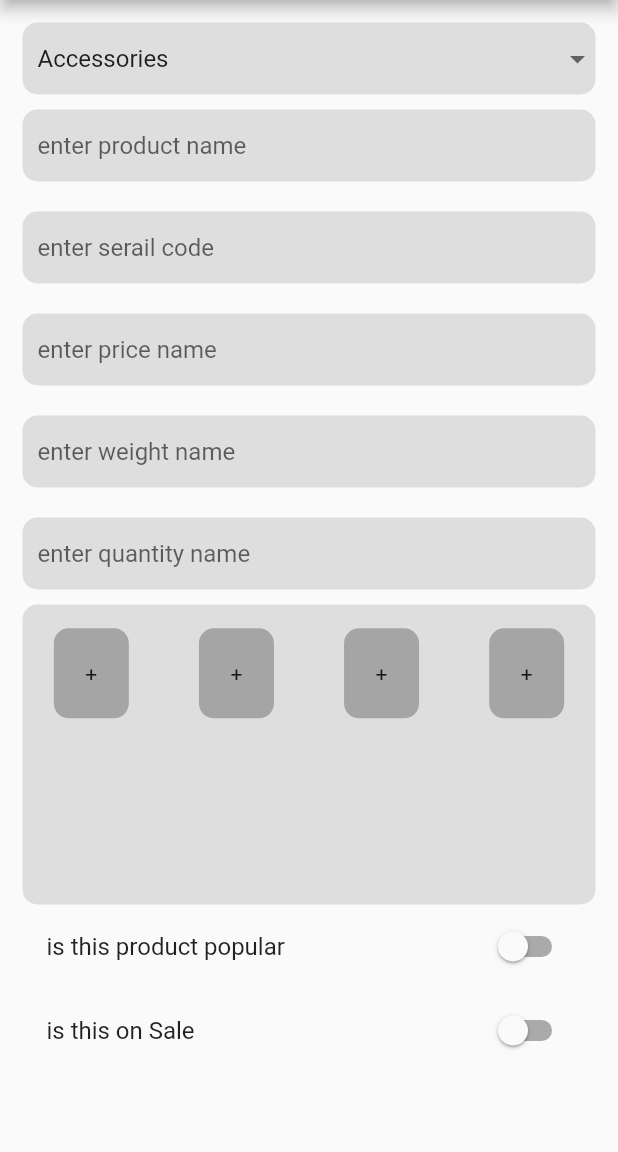
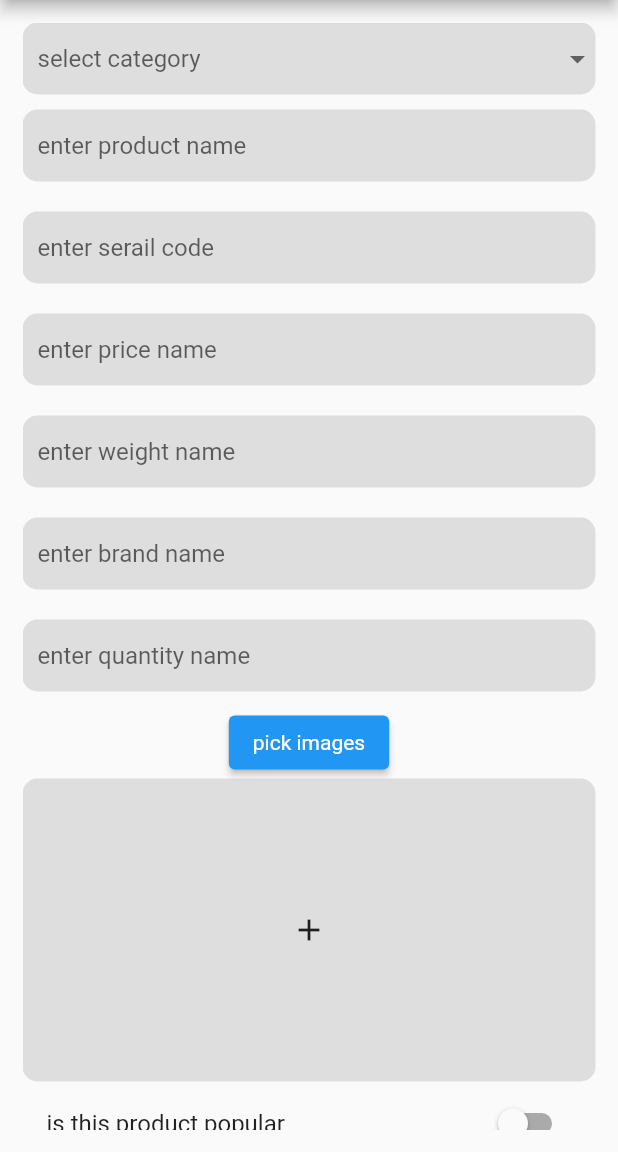
Before and after one commit to aliemranjazib-zz/shopbiz, a Flutter app: the AddProductPage screen opened by its route, on a phone screen of 412 x 824 dp, the part 84-1236 px from its top. Run offline on Flutter 3.47's test engine with Material 2 defaults, Android fonts, the phone set to English and light mode, and no system bars; our stand-ins replace cached_network_image, carousel_slider, cloud_firestore, firebase_auth, firebase_core, firebase_storage and 2 more; missing offline and left inert: multi_image_picker; accounts and stored records are empty.

Commit message:
product data added to firebase

```diff
--- a/lib/adminscreens/addproduct.dart
+++ b/lib/adminscreens/addproduct.dart
@@ -1,7 +1,13 @@
+import 'package:cloud_firestore/cloud_firestore.dart';
+import 'package:firebase_storage/firebase_storage.dart';
 import 'package:flutter/cupertino.dart';
 import 'package:flutter/material.dart';
+import 'package:multi_image_picker/multi_image_picker.dart';
 import 'package:shopbiz/models/categories.dart';
+import 'package:shopbiz/models/productmodel.dart';
+import 'package:shopbiz/utils/custom_colors.dart';
 import 'package:shopbiz/utils/decoration.dart';
+import 'package:shopbiz/utils/textstyles.dart';
 import 'package:shopbiz/widgets/app_drawer.dart';
 
 class AddProductPage extends StatefulWidget {
@@ -17,12 +23,36 @@ class _AddProductPageState extends State<AddProductPage> {
   var serialCode = TextEditingController();
   var priceC = TextEditingController();
   var weightC = TextEditingController();
+  var brandC = TextEditingController();
+
   var quantityC = TextEditingController();
   var onSaleC = TextEditingController();
   var popularC = TextEditingController();
   var discountC = TextEditingController();
   bool isSale = false;
   bool isPopular = false;
+  final _key = GlobalKey<FormState>();
+  List<Asset> images = <Asset>[];
+  List<String> imageUrls = <String>[];
+
+  save() async {
+    bool isValidate = _key.currentState.validate();
+    if (isValidate) {
+      await uploadImages();
+      ProductModel().addProduct(ProductModel(
+        category: categoryC.text,
+        productName: productNameC.text,
+        serialCode: serialCode.text,
+        price: int.parse(priceC.text),
+        weight: double.parse(weightC.text),
+        brandName: brandC.text,
+        quantity: int.parse(quantityC.text),
+        imagesUrl: imageUrls,
+        isOnSale: isSale,
+        isPopular: isPopular,
+      ));
+    }
+  }
 
   @override
   Widget build(BuildContext context) {
@@ -34,11 +64,22 @@ class _AddProductPageState extends State<AddProductPage> {
       body: Padding(
         padding: const EdgeInsets.all(15.0),
         child: Form(
+            key: _key,
             child: ListView(
               children: [
                 Container(
                   decoration: decoration(),
                   child: DropdownButtonFormField(
+                      validator: (String v) {
+                        if (v.isEmpty) {
+                          return 'should not be empty';
+                        }
+                        return null;
+                      },
+                      hint: Padding(
+                        padding: const EdgeInsets.symmetric(horizontal: 10),
+                        child: Text('select category'),
+                      ),
                       decoration: InputDecoration(
                         border: InputBorder.none,
                       ),
@@ -48,12 +89,13 @@ class _AddProductPageState extends State<AddProductPage> {
                           print(categoryC.text);
                         });
                       },
-                  value: categories[0].name,
+                      // value: categories[0].name,
                       items: categories
                           .map((e) => DropdownMenuItem(
                               value: e.name,
                               child: Padding(
-                            padding: const EdgeInsets.symmetric(horizontal: 10),
+                                padding:
+                                    const EdgeInsets.symmetric(horizontal: 10),
                                 child: Text(
                                   e.name,
                                 ),
@@ -61,6 +103,12 @@ class _AddProductPageState extends State<AddProductPage> {
                           .toList()),
                 ),
                 EditField(
+                  validator: (String v) {
+                    if (v.isEmpty) {
+                      return 'should not be empty';
+                    }
+                    return null;
+                  },
                   controller: productNameC,
                   hint: 'enter product name',
                   onsubmit: (value) {
@@ -70,6 +118,12 @@ class _AddProductPageState extends State<AddProductPage> {
                   },
                 ),
                 EditField(
+                  validator: (String v) {
+                    if (v.isEmpty) {
+                      return 'should not be empty';
+                    }
+                    return null;
+                  },
                   controller: serialCode,
                   hint: 'enter serail code',
                   onsubmit: (value) {
@@ -79,6 +133,12 @@ class _AddProductPageState extends State<AddProductPage> {
                   },
                 ),
                 EditField(
+                  validator: (String v) {
+                    if (v.isEmpty) {
+                      return 'should not be empty';
+                    }
+                    return null;
+                  },
                   controller: priceC,
                   hint: 'enter price name',
                   onsubmit: (value) {
@@ -88,6 +148,12 @@ class _AddProductPageState extends State<AddProductPage> {
                   },
                 ),
                 EditField(
+                  validator: (String v) {
+                    if (v.isEmpty) {
+                      return 'should not be empty';
+                    }
+                    return null;
+                  },
                   controller: weightC,
                   hint: 'enter weight name',
                   onsubmit: (value) {
@@ -97,6 +163,27 @@ class _AddProductPageState extends State<AddProductPage> {
                   },
                 ),
                 EditField(
+                  validator: (String v) {
+                    if (v.isEmpty) {
+                      return 'should not be empty';
+                    }
+                    return null;
+                  },
+                  controller: brandC,
+                  hint: 'enter brand name',
+                  onsubmit: (value) {
+                    setState(() {
+                      brandC.text = value;
+                    });
+                  },
+                ),
+                EditField(
+                  validator: (String v) {
+                    if (v.isEmpty) {
+                      return 'should not be empty';
+                    }
+                    return null;
+                  },
                   controller: quantityC,
                   hint: 'enter quantity name',
                   onsubmit: (value) {
@@ -106,48 +193,15 @@ class _AddProductPageState extends State<AddProductPage> {
                   },
                 ),
                 Container(
-              height: 200,
-              decoration: decoration(),
-              child: GridView(
-                gridDelegate: SliverGridDelegateWithFixedCrossAxisCount(
-                    crossAxisSpacing: 5, mainAxisSpacing: 5, crossAxisCount: 4),
+                  height: 250,
+                  child: Column(
                     children: [
-                  Center(
-                      child: Container(
-                          height: 60,
-                          width: 50,
-                          decoration: BoxDecoration(
-                            borderRadius: BorderRadius.circular(10),
-                            color: Colors.black26,
-                          ),
-                          child: Center(child: Text("+")))),
-                  Center(
-                      child: Container(
-                          height: 60,
-                          width: 50,
-                          decoration: BoxDecoration(
-                            borderRadius: BorderRadius.circular(10),
-                            color: Colors.black26,
-                          ),
-                          child: Center(child: Text("+")))),
-                  Center(
-                      child: Container(
-                          height: 60,
-                          width: 50,
-                          decoration: BoxDecoration(
-                            borderRadius: BorderRadius.circular(10),
-                            color: Colors.black26,
-                          ),
-                          child: Center(child: Text("+")))),
-                  Center(
-                      child: Container(
-                          height: 60,
-                          width: 50,
-                          decoration: BoxDecoration(
-                            borderRadius: BorderRadius.circular(10),
-                            color: Colors.black26,
-                          ),
-                          child: Center(child: Text("+")))),
+                      ElevatedButton(
+                          onPressed: () {
+                            loadAsset();
+                          },
+                          child: Text('pick images')),
+                      Expanded(child: buildGrdiView())
                     ],
                   ),
                 ),
@@ -167,18 +221,101 @@ class _AddProductPageState extends State<AddProductPage> {
                         isSale = v;
                       });
                     }),
+                MaterialButton(
+                  shape: StadiumBorder(),
+                  onPressed: () {
+                    save();
+                  },
+                  child: Padding(
+                    padding: const EdgeInsets.all(8.0),
+                    child: Text(
+                      'upload product',
+                      style: heading1,
+                    ),
+                  ),
+                  color: primarycolor,
+                ),
               ],
             )),
       ),
     );
+  }
+
+  loadAsset() async {
+    List<Asset> resultImages = <Asset>[];
+    String error = "something went wrong";
+    try {
+      resultImages = await MultiImagePicker.pickImages(
+        maxImages: 10,
+        enableCamera: true,
+        selectedAssets: images,
+      );
+      setState(() {
+        images = resultImages;
+      });
+    } catch (e) {
+      error = e.toString();
+      print(error);
+    }
+  }
+
+  Future postImages(Asset imagefile) async {
+    String filename = DateTime.now().millisecondsSinceEpoch.toString();
+    FirebaseStorage db = FirebaseStorage.instance;
+    await db
+        .ref()
+        .child("images")
+        .child(filename)
+        .putData((await imagefile.getByteData()).buffer.asUint8List());
+
+    return db.ref().child("images").child(filename).getDownloadURL();
+  }
+
+  uploadImages() async {
+    for (var image in images) {
+      await postImages(image).then((downloadUrl) {
+        imageUrls.add(downloadUrl.toString());
+      }).catchError((e) {
+        print(e.toString());
+      });
+    }
+  }
+
+  Widget buildGrdiView() {
+    return Container(
+        width: double.infinity,
+        decoration: decoration(),
+        child: images.length == 0
+            ? IconButton(
+                onPressed: () {},
+                icon: Icon(Icons.add),
+              )
+            : GridView.count(
+                crossAxisCount: 3,
+                children: List.generate(images.length, (index) {
+                  Asset asset = images[index];
+                  return Padding(
+                    padding: const EdgeInsets.all(8.0),
+                    child: Card(
+                        child:
+                            AssetThumb(asset: asset, width: 150, height: 150)),
+                  );
+                }),
+              ));
   }
 }
 
 class EditField extends StatelessWidget {
   String hint;
   Function onsubmit;
+  Function validator;
   TextEditingController controller;
-  EditField({this.hint, this.onsubmit, this.controller});
+  EditField({
+    this.hint,
+    this.onsubmit,
+    this.controller,
+    this.validator,
+  });
   @override
   Widget build(BuildContext context) {
     return Padding(
@@ -188,6 +325,7 @@ class EditField extends StatelessWidget {
           child: Padding(
             padding: const EdgeInsets.symmetric(horizontal: 10),
             child: TextFormField(
+              validator: validator,
               controller: controller,
               onFieldSubmitted: onsubmit,
               decoration: InputDecoration(
--- a/lib/main.dart
+++ b/lib/main.dart
@@ -27,7 +27,7 @@ class MyApp extends StatelessWidget {
         primaryColor: primarycolor,
         fontFamily: 'roboto-regular',
       ),
-      home: SplashInitPage(),
+      home: AddProductPage(),
       routes: {
         SplashPage.id: (context) => SplashPage(),
         LoginPage.id: (context) => LoginPage(),
--- /dev/null
+++ b/lib/models/productmodel.dart
@@ -0,0 +1,64 @@
+import 'package:cloud_firestore/cloud_firestore.dart';
+import 'package:firebase_core/firebase_core.dart';
+
+class ProductModel {
+  String category;
+  String productName;
+  String serialCode;
+  int price;
+  double weight;
+  String brandName;
+  int quantity;
+  List<String> imagesUrl;
+  bool isOnSale;
+  bool isPopular;
+  ProductModel({
+    this.category,
+    this.productName,
+    this.serialCode,
+    this.price,
+    this.weight,
+    this.brandName,
+    this.quantity,
+    this.imagesUrl,
+    this.isOnSale,
+    this.isPopular,
+  });
+  CollectionReference db = FirebaseFirestore.instance.collection('products');
+
+  Future<void> addProduct(ProductModel productModel) async {
+    Map<String, dynamic> data = {
+      "category": productModel.category,
+      "productName": productModel.productName,
+      "serialCode": productModel.serialCode,
+      "price": productModel.price,
+      "weight": productModel.weight,
+      "brandName": productModel.brandName,
+      "quantity": productModel.quantity,
+      "imagesUrl": productModel.imagesUrl,
+      "isOnSale": productModel.isOnSale,
+      "isPopular": productModel.isPopular,
+    };
+    await db.add(data);
+  }
+
+  Future<void> updateProduct(String id, ProductModel updateProduct) async {
+    Map<String, dynamic> data = {
+      "category": updateProduct.category,
+      "productName": updateProduct.productName,
+      "serialCode": updateProduct.serialCode,
+      "price": updateProduct.price,
+      "weight": updateProduct.weight,
+      "brandName": updateProduct.brandName,
+      "quantity": updateProduct.quantity,
+      "imagesUrl": updateProduct.imagesUrl,
+      "isOnSale": updateProduct.isOnSale,
+      "isPopular": updateProduct.isPopular,
+    };
+    await db.doc(id).update(data);
+  }
+
+  Future<void> delete(String id) async {
+    await db.doc(id).delete();
+  }
+}
--- a/pubspec.yaml
+++ b/pubspec.yaml
@@ -24,6 +24,7 @@ dependencies:
   carousel_slider: ^4.0.0
   font_awesome_flutter: ^9.1.0
   cached_network_image: ^3.1.0
+  multi_image_picker:
 
 dev_dependencies:
   flutter_test:
```
Also changed, not shown: pubspec.lock, 1 other file. Lines whose indentation alone changed are shown as unchanged.
